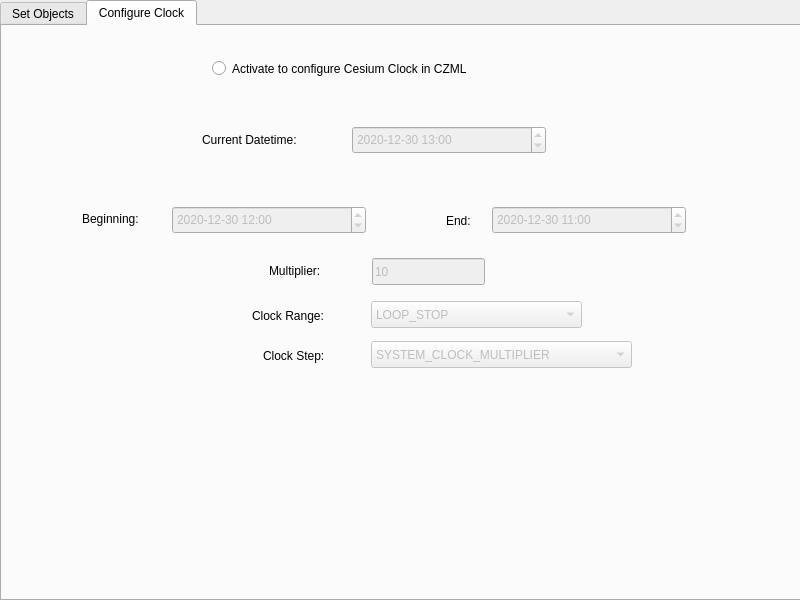
This is CzmlMovingObjects_dialog_base.ui in tum-gis/CZMLMovingObjects as Qt 5 draws it before an edit. The edited form follows.
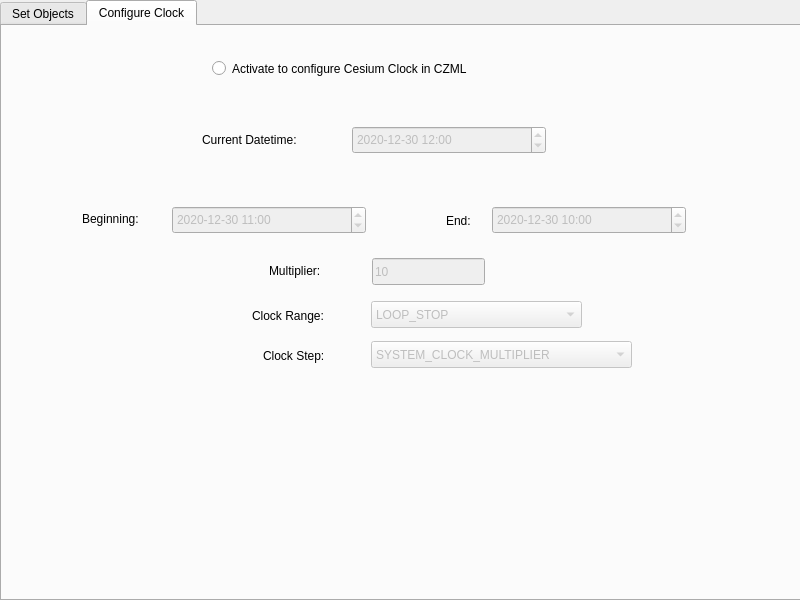
This is the edited form. The open tabs and pages were chosen to show the change.

Diff of the .ui file:
```diff
--- a/CzmlMovingObjects_dialog_base.ui
+++ b/CzmlMovingObjects_dialog_base.ui
@@ -191,7 +191,7 @@
      </property>
      <property name="dateTime">
       <datetime>
-       <hour>13</hour>
+       <hour>12</hour>
        <minute>0</minute>
        <second>0</second>
        <year>2020</year>
@@ -233,7 +233,7 @@
      </property>
      <property name="dateTime">
       <datetime>
-       <hour>12</hour>
+       <hour>11</hour>
        <minute>0</minute>
        <second>0</second>
        <year>2020</year>
@@ -262,7 +262,7 @@
      </property>
      <property name="dateTime">
       <datetime>
-       <hour>11</hour>
+       <hour>10</hour>
        <minute>0</minute>
        <second>0</second>
        <year>2020</year>
```
Left out of the diff: 2 changed lines with no effect on the pictures.
